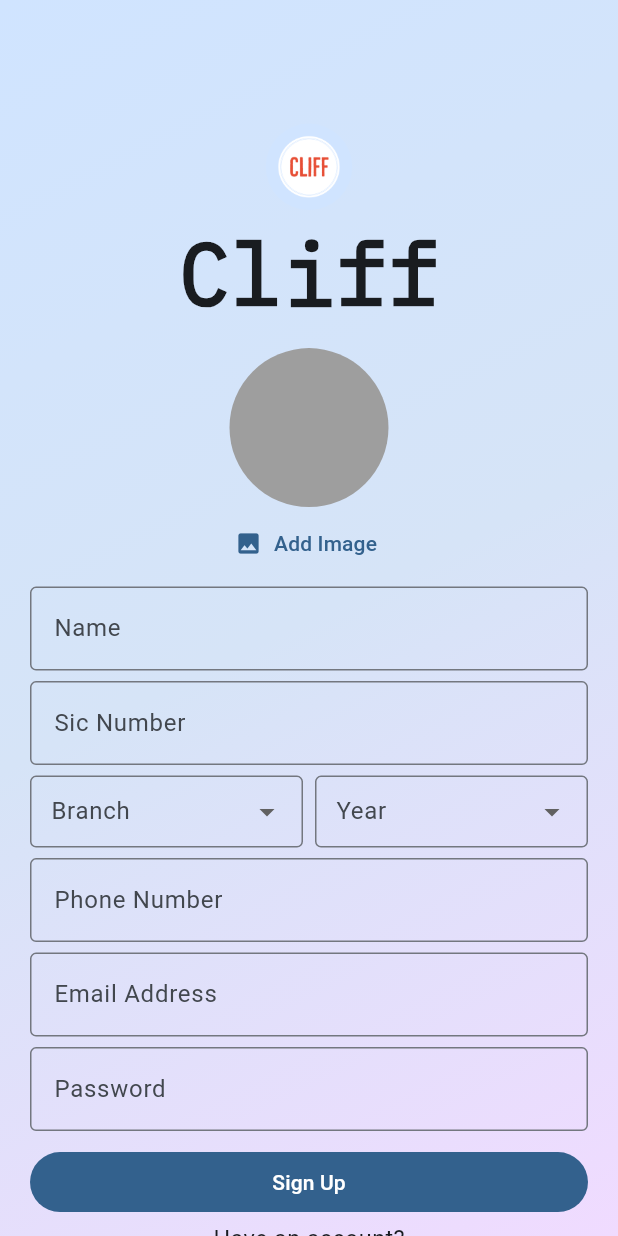
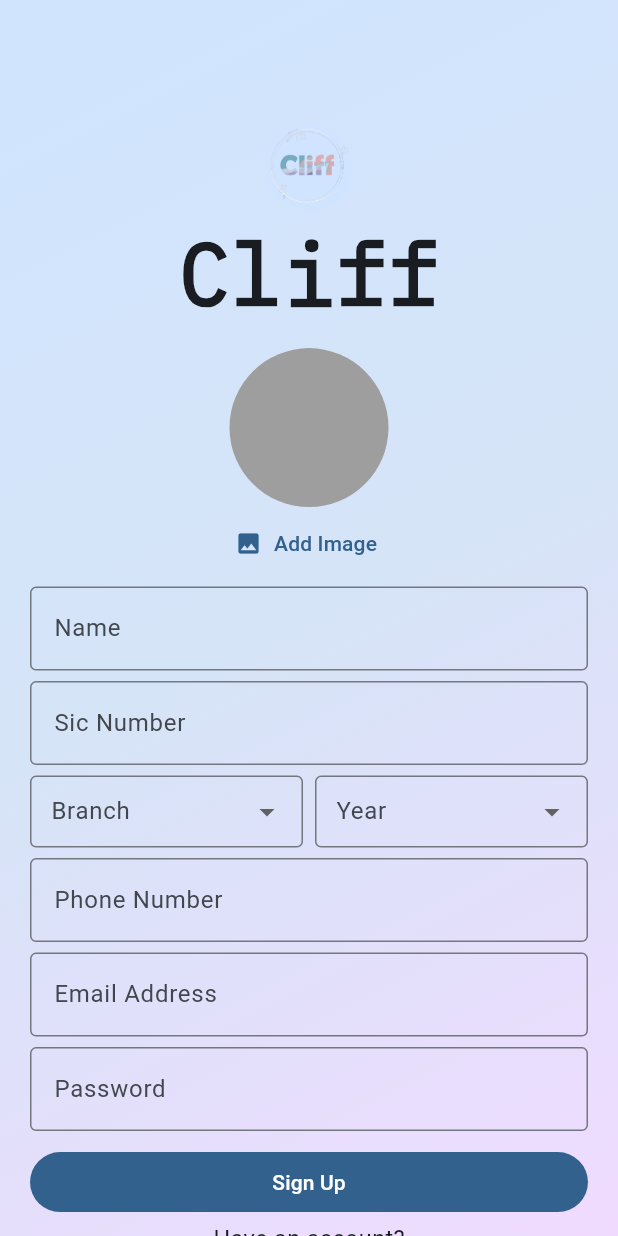
Before and after one commit to Cscreed3131/cliff, a Flutter app: the screen it shows after launch, after a tap on "Create account", on a phone screen of 412 x 824 dp. Run offline on Flutter 3.47's test engine with Material 2 defaults, Android fonts, the phone set to English and light mode, and no system bars; drawn by our look-alikes of dynamic_color; our stand-ins replace animate_do, carousel_slider, cloud_firestore, firebase_auth, firebase_core, firebase_storage and 4 more; missing offline and left inert: galleryimage, page_animation_transition; accounts and stored records are empty.

Commit message:
Changed the logos inside the app

```diff
--- a/lib/screens/Auth/auth_screen.dart
+++ b/lib/screens/Auth/auth_screen.dart
@@ -94,7 +94,7 @@ class _AuthScreenState extends State<AuthScreen> {
               ),
               CircleAvatar(
                 radius: screenHeight * 0.035,
-                backgroundImage: const AssetImage('assets/cliff.png'),
+                backgroundImage: const AssetImage('assets/icon/icon.png'),
               ),
               Text(
                 'Cliff',
--- a/lib/screens/Auth/singup_screen.dart
+++ b/lib/screens/Auth/singup_screen.dart
@@ -140,7 +140,7 @@ class _SignUpScreenState extends State<SignUpScreen> {
               ),
               CircleAvatar(
                 radius: screenHeight * 0.035,
-                backgroundImage: const AssetImage('assets/cliff.png'),
+                backgroundImage: const AssetImage('assets/icon/icon.png'),
               ),
               Text(
                 'Cliff',
--- a/lib/screens/Home/home_screen.dart
+++ b/lib/screens/Home/home_screen.dart
@@ -48,7 +48,7 @@ class _HomeScreenState extends State<HomeScreen> {
                     shape: BoxShape.circle,
                     image: DecorationImage(
                       image: AssetImage(
-                        'assets/cliff.png',
+                        'assets/icon/icon.png',
                       ), // should change in the future
                       fit: BoxFit.cover,
                     ),
```
Also changed, not shown: pubspec.yaml (+1 -6 lines), assets/icon/icon.png (added), pubspec.lock.
